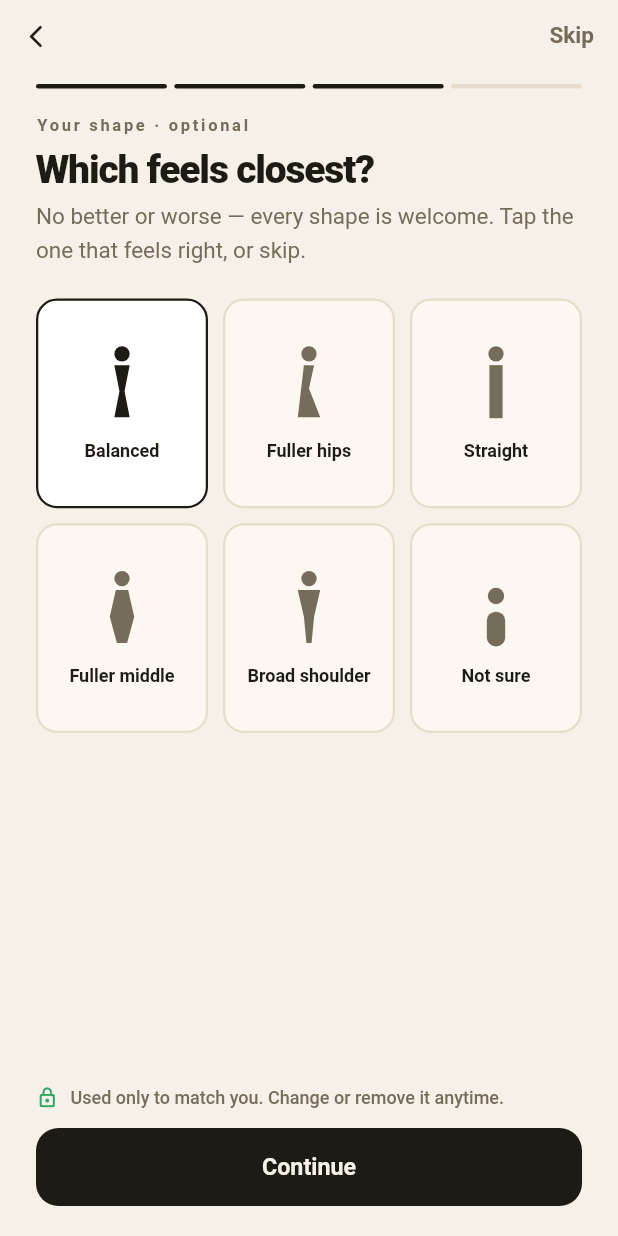
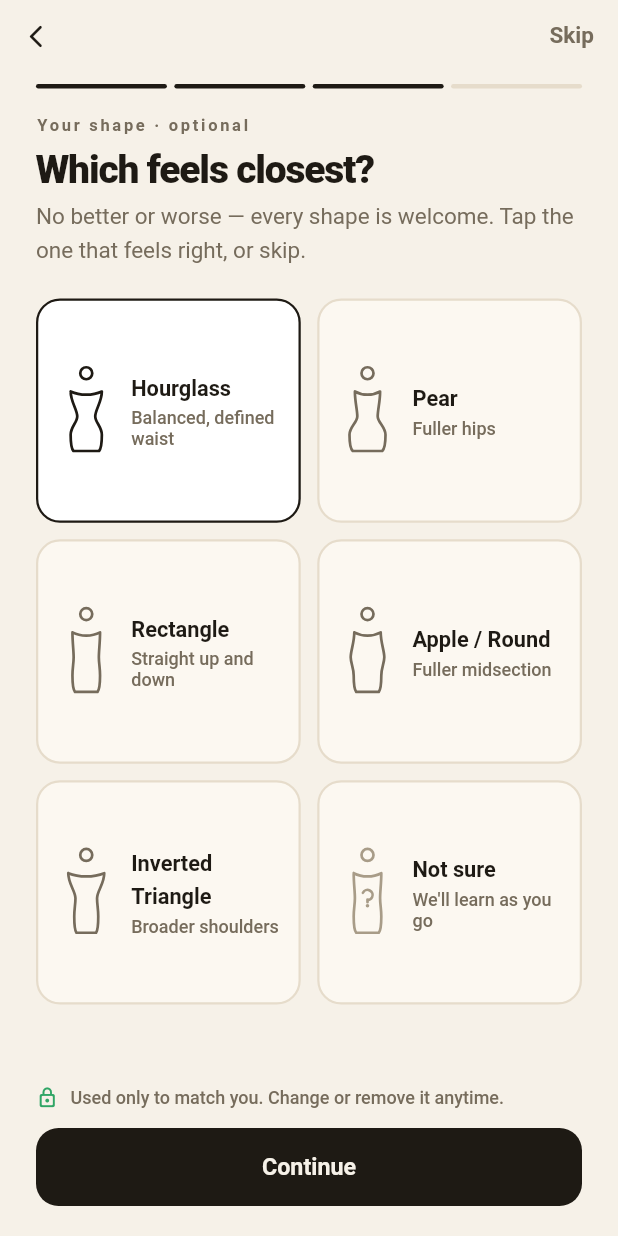
Before and after one commit to Akash9179/Viele, a Flutter app: the screen it shows after launch, swiped to page 4, on a phone screen of 412 x 824 dp. Run offline on Flutter 3.47's test engine with Material 3 defaults, Android fonts, the phone set to English and light mode, and no system bars; our stand-ins replace cached_network_image, flutter_riverpod, go_router; network calls fail.

Commit message:
feat(onboarding): standard body-shape names + refined line-art silhouettes
- Research: fashion industry uses 5 canonical shapes (Hourglass, Pear,
  Rectangle, Apple/Round, Inverted Triangle). Recognizable names drive
  self-identification; the harm in old "fruit body shape" advice is the
  prescriptive framing, not the words.
- Switch invented body-neutral labels → standard names + a plain descriptor;
  keep optional + reassuring + non-prescriptive framing (we match, don't "fix")
- Redraw silhouettes as refined single-line croquis (CustomPainter, stroked
  outlines) replacing the crude filled-polygon icons
- 2-column shape cards (icon + name + descriptor)
- Reconcile docs: SRS Appendix 11.3, docs/design.md §7, docs/brand.md §8, memory

Co-Authored-By: Claude Opus 4.8 (1M context) <noreply@anthropic.com>

```diff
--- a/app/lib/features/onboarding/data/onboarding_data.dart
+++ b/app/lib/features/onboarding/data/onboarding_data.dart
@@ -33,16 +33,26 @@ final aestheticImages = <String, String>{
 /// Body-type sets shown in the teaser (decoupled from gender identity).
 enum BodyTypeSet { women, men, both }
 
-/// Body-neutral silhouette labels (internal category in [SilhouetteShape]).
-enum SilhouetteShape { balanced, fullerHips, straight, fullerMiddle, broadShoulder, notSure }
+/// Body silhouettes — standard fashion-industry names (Hourglass, Pear, …) with
+/// a plain, non-prescriptive descriptor (`docs/brand.md` inclusivity ethos).
+enum SilhouetteShape { hourglass, pear, rectangle, apple, invertedTriangle, notSure }
 
 const silhouetteLabels = <SilhouetteShape, String>{
-  SilhouetteShape.balanced: 'Balanced',
-  SilhouetteShape.fullerHips: 'Fuller hips',
-  SilhouetteShape.straight: 'Straight',
-  SilhouetteShape.fullerMiddle: 'Fuller middle',
-  SilhouetteShape.broadShoulder: 'Broad shoulder',
+  SilhouetteShape.hourglass: 'Hourglass',
+  SilhouetteShape.pear: 'Pear',
+  SilhouetteShape.rectangle: 'Rectangle',
+  SilhouetteShape.apple: 'Apple / Round',
+  SilhouetteShape.invertedTriangle: 'Inverted Triangle',
   SilhouetteShape.notSure: 'Not sure',
+};
+
+const silhouetteDescriptors = <SilhouetteShape, String>{
+  SilhouetteShape.hourglass: 'Balanced, defined waist',
+  SilhouetteShape.pear: 'Fuller hips',
+  SilhouetteShape.rectangle: 'Straight up and down',
+  SilhouetteShape.apple: 'Fuller midsection',
+  SilhouetteShape.invertedTriangle: 'Broader shoulders',
+  SilhouetteShape.notSure: "We'll learn as you go",
 };
 
 /// Monk 10-tone skin scale (ordinal 1→10, light→deep).
--- a/app/lib/features/onboarding/presentation/onboarding_flow.dart
+++ b/app/lib/features/onboarding/presentation/onboarding_flow.dart
@@ -29,7 +29,7 @@ class _OnboardingFlowState extends State<OnboardingFlow> {
   // Selections (in-memory only).
   BodyTypeSet _bodyType = BodyTypeSet.women;
   final Set<String> _aesthetics = {'Quiet Luxury', 'Off-Duty', 'Dark Academia'};
-  SilhouetteShape? _silhouette = SilhouetteShape.balanced;
+  SilhouetteShape? _silhouette = SilhouetteShape.hourglass;
   int? _skinTone = 3;
   String _hair = 'Brown';
   String _eye = 'Hazel';
@@ -529,33 +529,46 @@ class _SilhouetteGrid extends StatelessWidget {
     return Padding(
       padding: const EdgeInsets.fromLTRB(AppSpacing.s24, 20, AppSpacing.s24, 0),
       child: GridView.count(
-        crossAxisCount: 3,
+        crossAxisCount: 2,
         shrinkWrap: true,
         physics: const NeverScrollableScrollPhysics(),
-        mainAxisSpacing: 10,
-        crossAxisSpacing: 10,
-        childAspectRatio: 0.82,
+        mainAxisSpacing: 11,
+        crossAxisSpacing: 11,
+        childAspectRatio: 1.18,
         children: [
           for (final s in SilhouetteShape.values)
             GestureDetector(
               onTap: () => onChanged(s),
               child: Container(
+                padding: const EdgeInsets.symmetric(horizontal: 12),
                 decoration: BoxDecoration(
                   color: value == s ? Colors.white : AppColors.paper,
-                  borderRadius: BorderRadius.circular(14),
+                  borderRadius: BorderRadius.circular(16),
                   border: Border.all(
                       color: value == s ? AppColors.ink : AppColors.line,
                       width: 1.5),
                 ),
-                child: Column(
-                  mainAxisAlignment: MainAxisAlignment.center,
+                child: Row(
                   children: [
                     SilhouetteIcon(shape: s, selected: value == s),
-                    const SizedBox(height: 6),
-                    Text(silhouetteLabels[s]!,
-                        textAlign: TextAlign.center,
-                        style: t.bodySmall?.copyWith(
-                            color: AppColors.ink, fontWeight: FontWeight.w600)),
+                    const SizedBox(width: 10),
+                    Expanded(
+                      child: Column(
+                        mainAxisAlignment: MainAxisAlignment.center,
+                        crossAxisAlignment: CrossAxisAlignment.start,
+                        children: [
+                          Text(silhouetteLabels[s]!,
+                              style: t.bodyLarge?.copyWith(
+                                  fontSize: 14.5,
+                                  color: AppColors.ink,
+                                  fontWeight: FontWeight.w700)),
+                          const SizedBox(height: 2),
+                          Text(silhouetteDescriptors[s]!,
+                              style: t.bodySmall?.copyWith(
+                                  color: AppColors.ink2, height: 1.2)),
+                        ],
+                      ),
+                    ),
                   ],
                 ),
               ),
```
Also changed, not shown: app/lib/features/onboarding/presentation/widgets/silhouette_icon.dart (+103 -47 lines), 4 other files.
